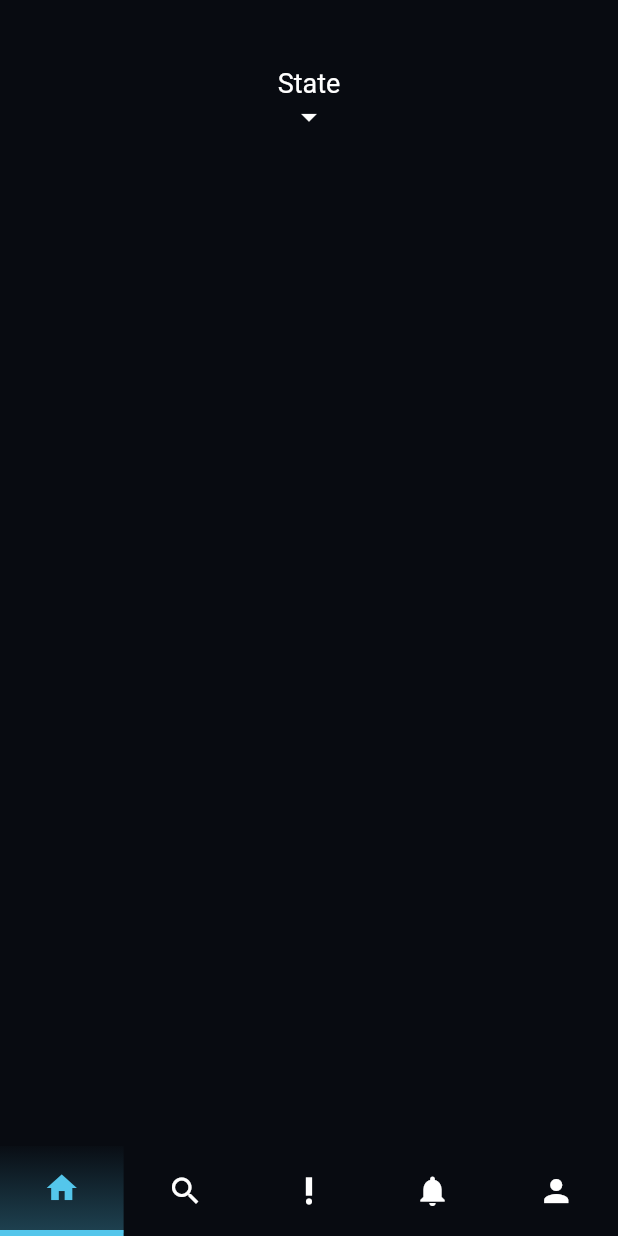
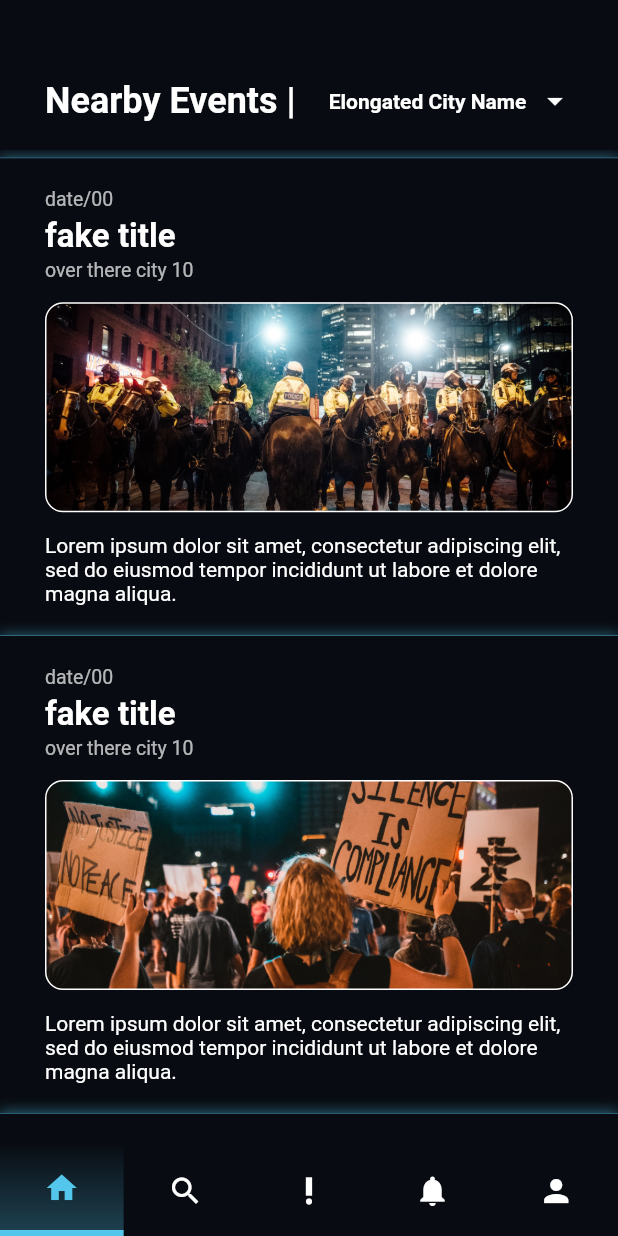
Before and after one commit to Sofianel5/copdb-app, a Flutter app: the screen it shows after launch, after a tap on "Login", on a phone screen of 412 x 824 dp. Run offline on Flutter 3.47's test engine with Material 2 defaults, Android fonts, the phone set to English and light mode, and no system bars; our stand-ins replace auto_route, bloc, dartz, data_connection_checker, equatable, flutter_bloc and 4 more; accounts and stored records are empty; generated files the repository leaves out were written again; project files that could hold a hidden picture were left out.

Commit message:
nice at ball

```diff
--- a/copdb/lib/models/Event.dart
+++ b/copdb/lib/models/Event.dart
@@ -1,3 +1,5 @@
+import 'package:flutter/cupertino.dart';
+
 class Event
 {
   int id;
@@ -5,11 +7,12 @@ class Event
   String description;
   String location;
   String date;
+  AssetImage imageLocation;
   int likes;
   int comments;
 
-  Event(this.title, this.date, this.comments, this.likes, this.location, this.description);
-  Event.withId(this.id, this.title, this.date, this.comments, this.likes, this.location, this.description);
+  Event(this.title, this.date, this.comments, this.likes, this.location, this.description, this.imageLocation);
+  Event.withId(this.id, this.title, this.date, this.comments, this.likes, this.location, this.description, this.imageLocation);
 
   Map<String, dynamic> toMap()
   {
@@ -22,6 +25,7 @@ class Event
       'likes' : likes,
       'location' : location,
       'description' : description,
+      'imageLocation' : imageLocation,
     };
   }
 
@@ -34,6 +38,7 @@ class Event
     this.likes = map['likes'];
     this.location = map['location'];
     this.description = map['description'];
+    this.imageLocation = map['imageLocation'];
   }
 
   @override
--- a/copdb/lib/screens/HomeScreen.dart
+++ b/copdb/lib/screens/HomeScreen.dart
@@ -1,5 +1,6 @@
 import 'package:copdb/models/Event.dart';
 import 'package:copdb/screens/ProfileScreen.dart';
+import 'package:copdb/utils/EventItem.dart';
 import 'package:copdb/utils/NavBar.dart';
 import 'package:flutter/material.dart';
 
@@ -12,46 +13,74 @@ class HomeScreen extends StatefulWidget
 
 class _HomeScreen extends State<HomeScreen>
 {
-  List<Event> events;
+  String lorem =
+    '''Lorem ipsum dolor sit amet, consectetur adipiscing elit,
+    sed do eiusmod tempor incididunt ut labore et dolore magna aliqua. Ut enim ad minim veniam,
+    quis nostrud exercitation ullamco laboris nisi ut aliquip ex ea ''';
+  List<Event> eventList = [
+    Event('fake title', 'date/00', 1 , 1, 'over there city 10', '''Lorem ipsum dolor sit amet, consectetur adipiscing elit, sed do eiusmod tempor incididunt ut labore et dolore magna aliqua.  ''', AssetImage('assets/stock-1.jpg')),
+    Event('fake title', 'date/00', 1 , 1, 'over there city 10', '''Lorem ipsum dolor sit amet, consectetur adipiscing elit, sed do eiusmod tempor incididunt ut labore et dolore magna aliqua.  ''', AssetImage('assets/stock-2.jpg')),
+    Event('fake title', 'date/00', 1 , 1, 'over there city 10', '''Lorem ipsum dolor sit amet, consectetur adipiscing elit, sed do eiusmod tempor incididunt ut labore et dolore magna aliqua.  ''', AssetImage('assets/stock-3.jpg')),
+  ];
 
   ListView _getEvents()
   {
     return ListView.builder(
-      itemCount: events.length,
-      itemBuilder:(BuildContext ctxt, int index)
+      padding: EdgeInsets.only(top: 5),
+      physics: BouncingScrollPhysics(),
+      itemCount: eventList.length,
+      itemBuilder:(BuildContext context, int index)
       {
-        return new Container();
+        return EventItem(event: eventList[index]);
       }
     );
   }
-
 
   @override
   Widget build(BuildContext context) {
     return Scaffold(
       backgroundColor: Color.fromRGBO(8, 11, 17, 1),
       body: Column(
+        crossAxisAlignment: CrossAxisAlignment.center,
+        children: [
+          Container(height: 45,),
+          Container(
+            padding: EdgeInsets.only(left: 30, right: 30,),
+            child: Row(
+              mainAxisAlignment: MainAxisAlignment.start,
               children: [
                 Container(
                   alignment: Alignment.center,
-            height: 90,
+                  height: 45,
+                  child: Text("Nearby Events |", style: TextStyle(fontSize: 24, fontWeight: FontWeight.bold),),
+                ),
+                Expanded(child: Container(),),
+                Container(
+                  alignment: Alignment.center,
+                  height: 45,
+                  width: 170,
                   child: GestureDetector(
                     onTap: () {},
-              child: Column(
-                crossAxisAlignment: CrossAxisAlignment.center,
-                mainAxisAlignment: MainAxisAlignment.end,
+                    child: Row(
                       children: [
-                  Text(
-                    "State",
-                    style: TextStyle(color: Colors.white, fontSize: 18),
+                        Expanded(
+                          child: Container(
+                            alignment: Alignment.center,
+                            height: 45,
+                            child: Text("Elongated City Name", style: TextStyle(fontSize: 14, fontWeight: FontWeight.bold),),
+                          ),
                         ),
                         Icon(Icons.arrow_drop_down),
                       ]
                     ),
                   ),
                 ),
+              ],
+            ),
+          ),
+          Container(height: 10,),
           Expanded(
-            child: Container()
+            child: _getEvents(),
           ),
         ],
       ),
--- /dev/null
+++ b/copdb/lib/utils/EventItem.dart
@@ -0,0 +1,95 @@
+import 'package:copdb/models/Event.dart';
+import 'package:flutter/material.dart';
+
+class EventItem extends StatefulWidget
+{
+  Event event;
+  EventItem({this.event});
+  @override
+  _EventItem createState() => _EventItem();
+}
+
+class _EventItem extends State<EventItem>
+{
+  Event _event;
+
+  @override
+  void initState()
+  {
+    super.initState();
+    _event = widget.event;
+  }
+
+  Widget build(BuildContext context)
+  {
+    return Container(
+      padding: EdgeInsets.only(top: 20, bottom: 20, left: 30, right: 30),
+      decoration: BoxDecoration(
+        color: Color.fromRGBO(8, 11, 17, 1),
+        boxShadow: [
+          BoxShadow(
+            color: Color(0xFF54C6EB).withOpacity(0.5),
+            spreadRadius: .5,
+            blurRadius: 7,
+            offset: Offset(0, 0), // changes position of shadow
+          ),
+        ],
+        border: Border(
+          left: BorderSide.none,
+          right: BorderSide.none,
+          top: BorderSide(color: Color(0xFF54C6EB).withOpacity(0.6), width: .5),
+          /*  bottom: BorderSide(color: Colors.white) */
+        ),
+      ),
+      child: Column(
+        mainAxisAlignment: MainAxisAlignment.center,
+        crossAxisAlignment: CrossAxisAlignment.start,
+        children: [
+          Container(
+            margin: EdgeInsets.only(bottom: 4),
+            child: Text(
+              _event.date,
+              style: TextStyle(
+                fontSize: 13,
+                color: Colors.white70
+              ),
+            ),
+          ),
+          Container(
+            margin: EdgeInsets.only(bottom: 2),
+            child: Text(
+              _event.title,
+              style: TextStyle(
+                fontSize: 22, fontWeight: FontWeight.bold
+              ),
+            ),
+          ),
+          Container(
+            margin: EdgeInsets.only(bottom: 14),
+            child: Text(
+              _event.location,
+              style: TextStyle(
+                fontSize: 13,
+                color: Colors.white70
+              ),
+            ),
+          ),
+          Container(
+            margin: EdgeInsets.only(bottom: 14),
+            height: 140,
+            decoration: BoxDecoration(
+              image: DecorationImage(
+                image: _event.imageLocation,
+                fit: BoxFit.cover,
+              ),
+              color: Color.fromRGBO(8, 11, 17, 1),
+              borderRadius: BorderRadius.circular(12),
+              border: Border.all(color: Colors.white, )
+            ),
+          ),
+          Text(_event.description),
+        ],
+      ),
+    );
+  }
+}
--- /dev/null
+++ b/copdb/lib/utils/SearchBar.dart
@@ -0,0 +1,40 @@
+import 'package:flutter/material.dart';
+
+class SearchBar extends StatefulWidget
+{
+  @override
+  _SearchBar createState() => _SearchBar();
+}
+
+class _SearchBar extends State<SearchBar>
+{
+  Widget build(BuildContext context)
+  {
+    return Container(
+      height: 40,
+      width: 260,
+      decoration: BoxDecoration(
+        borderRadius: BorderRadius.circular(50),
+        border: Border.all(color: Colors.white,),
+        color: Colors.transparent,
+      ),
+      child: Row(
+        mainAxisAlignment: MainAxisAlignment.spaceEvenly,
+        children: [
+          Icon(Icons.search),
+          Container(
+            width: 200,
+            child: TextField(
+              style: TextStyle(color: Colors.white,),
+              decoration: InputDecoration(
+                border: InputBorder.none,
+                hintText: "Search..",
+                hintStyle: TextStyle(color: Colors.white),
+              ),
+            ),
+          )
+        ],
+      ),
+    );
+  }
+}
```
Also changed, not shown: copdb/assets/stock-1.jpg (added), copdb/assets/stock-2.jpg (added), copdb/assets/stock-3.jpg (added). Lines whose indentation alone changed are shown as unchanged.
